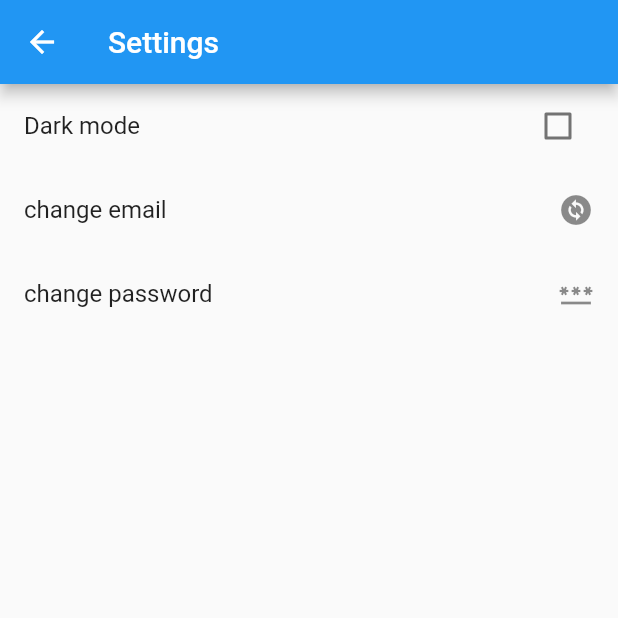
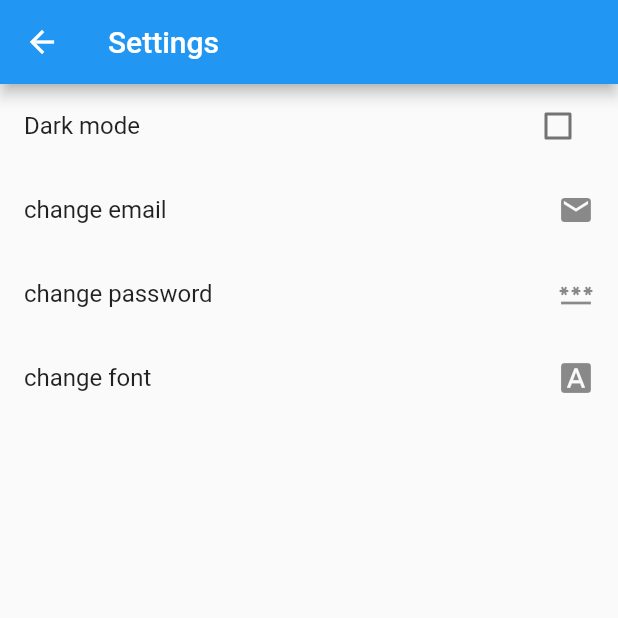
Before and after one commit to eyad-ov/notes, a Flutter app: the SettingsView screen opened by its route, on a phone screen of 412 x 824 dp, the top half of it. Run offline on Flutter 3.47's test engine with Material 2 defaults, Android fonts, the phone set to English and light mode, and no system bars; our stand-ins replace cloud_firestore, firebase_auth, firebase_core, google_fonts, share_plus; missing offline and left inert: encrypt; accounts and stored records are empty.

Commit message:
googlefonts added. problem of too many futures!!

```diff
--- a/lib/data/Notes_user.dart
+++ b/lib/data/Notes_user.dart
@@ -5,12 +5,14 @@ class NotesUser {
   final String email;
   final bool isEmailVerified;
   bool darkMode;
+  String font;
 
   NotesUser(
       {required this.id,
       required this.email,
       required this.isEmailVerified,
-      required this.darkMode});
+      required this.darkMode,
+      required this.font});
 
   factory NotesUser.fromFirebaseUser(User firebaseUser) {
     return NotesUser(
@@ -18,6 +20,7 @@ class NotesUser {
       email: firebaseUser.email!,
       isEmailVerified: firebaseUser.emailVerified,
       darkMode: false,
+      font: "openSans"
     );
   }
 }
--- a/lib/services/database/firebase_db_service.dart
+++ b/lib/services/database/firebase_db_service.dart
@@ -25,12 +25,13 @@ class FirebaseDB {
     final doc = await docRef.get();
     final email = doc.data()!['email'] as String;
     final darkMode = doc.data()!['dark_mode'] as bool;
+    final font = doc.data()!['font'] as String;
     return NotesUser(
         id: id,
         email: email,
         isEmailVerified: true,
         darkMode: darkMode,
-    );
+        font: font);
   }
 
   Future<void> addNewUser(NotesUser user) async {
@@ -41,7 +42,7 @@ class FirebaseDB {
   }
 
   Future<void> updateUser(String userId,
-      {bool? darkMode, String? email}) async {
+      {bool? darkMode, String? email, String? font}) async {
     if (darkMode != null) {
       await _firestore
           .collection('users')
@@ -50,6 +51,9 @@ class FirebaseDB {
     }
     if (email != null) {
       await _firestore.collection('users').doc(userId).update({'email': email});
+    }
+    if(font != null){
+      await _firestore.collection('users').doc(userId).update({'font': font});
     }
   }
 
@@ -114,17 +118,19 @@ class FirebaseDB {
     return _firestore.collection('users').doc(user.id).snapshots();
   }
 
+
   Stream<NotesUser> userStream(NotesUser user) {
     _usersQuerySnapShotStream(user).listen((documentSnapshot) {
       String id = documentSnapshot.id;
       String email = documentSnapshot.data()!['email'];
       bool darkMode = documentSnapshot.data()!['dark_mode'];
+      String font = documentSnapshot.data()!['font'];
       final user = NotesUser(
           id: id,
           email: email,
           isEmailVerified: true,
           darkMode: darkMode,
-      );
+          font: font);
       _userStreamController.add(user);
     });
 
--- /dev/null
+++ b/lib/services/font_family.dart
@@ -0,0 +1,8 @@
+import 'package:google_fonts/google_fonts.dart';
+
+String? getFontFamily(String? font) {
+  if (font != null) {
+    return GoogleFonts.getFont(font).fontFamily;
+  }
+  return null;
+}
--- a/lib/views/settings_view.dart
+++ b/lib/views/settings_view.dart
@@ -1,9 +1,9 @@
 import 'package:flutter/material.dart';
+import 'package:notes/services/authentication/firebase_auth_service.dart';
 import 'package:notes/services/database/firebase_db_service.dart';
 
 class SettingsView extends StatefulWidget {
-  final bool darkMode;
-  const SettingsView({super.key, required this.darkMode});
+  const SettingsView({super.key});
 
   @override
   State<SettingsView> createState() => _SettingsViewState();
@@ -16,9 +16,10 @@ class _SettingsViewState extends State<SettingsView> {
       appBar: AppBar(
         title: const Text("Settings"),
       ),
-      body: FutureBuilder(
-        future: FirebaseDB().user,
+      body: StreamBuilder(
+        stream: FirebaseDB().userStream(FirebaseAuthService().user),
         builder: (context, snapshot) {
+          if (snapshot.connectionState == ConnectionState.active) {
             if (snapshot.hasData) {
               final user = snapshot.data!;
               return ListView(
@@ -39,28 +40,29 @@ class _SettingsViewState extends State<SettingsView> {
                   ListTile(
                     title: const Text("change email"),
                     onTap: () {
-                    Navigator.pushNamed(
-                        context,
-                        widget.darkMode
-                            ? "changeEmailDarkMode"
-                            : "changeEmail");
+                      Navigator.pushNamed(context, "changeEmail");
                     },
-                  trailing: const Icon(Icons.change_circle),
+                    trailing: const Icon(Icons.email),
                   ),
                   ListTile(
                     title: const Text("change password"),
                     onTap: () {
-                    Navigator.pushNamed(
-                        context,
-                        widget.darkMode
-                            ? "changePasswordDarkMode"
-                            : "changePassword");
+                      Navigator.pushNamed(context, "changePassword");
                     },
                     trailing: const Icon(Icons.password),
+                  ),
+                  ListTile(
+                    title: const Text("change font"),
+                    onTap: () {
+                      Navigator.pushNamed(context, "changeFont");
+                    },
+                    trailing: const Icon(Icons.font_download),
                   ),
                 ],
               );
             }
+          }
+
           return const CircularProgressIndicator();
         },
       ),
--- a/pubspec.yaml
+++ b/pubspec.yaml
@@ -41,7 +41,8 @@ dependencies:
   cloud_firestore: ^4.2.0
   encrypt: ^5.0.1
   share_plus: ^4.5.3
-
+  google_fonts: ^3.0.1
+  provider: ^6.0.5
 
 dev_dependencies:
   flutter_test:
```
Also changed, not shown: lib/main.dart (+20 -45 lines), lib/views/change_email_view.dart (+25 -12 lines), lib/views/change_font_view.dart (added, +61 -0 lines), lib/views/change_password_view.dart (+28 -11 lines), lib/views/home_view.dart (+29 -19 lines), lib/views/new_note_view.dart (+21 -4 lines), pubspec.lock. Lines whose indentation alone changed are shown as unchanged.
